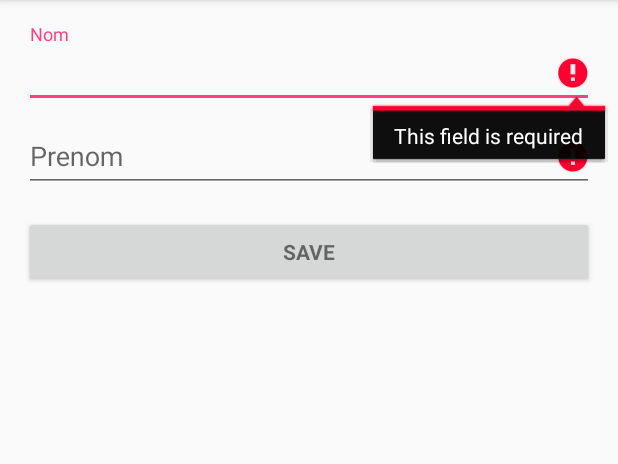
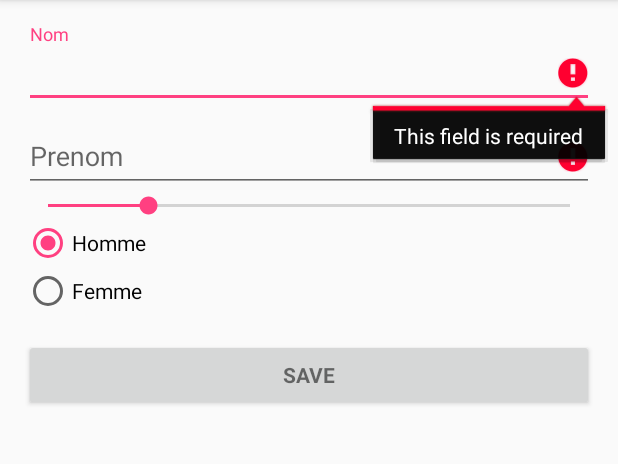
Before and after one commit to jordane-quincy/m1_j2me, an Android app: the screen it shows after launch (LoginActivity), after a tap on "SAVE", on a phone screen of 412 x 824 dp, the part 84-548 px from its top. Run offline under Robolectric (Android 15) with nearby library versions, the phone set to English and light mode, and no system bars; 1 statement that could not run was skipped.

Commit message:
enregistrement  age et sexe aussi ok

```diff
--- a/android/app/src/main/java/com/github/jordane_quincy/bataillecartes/LoginActivity.java
+++ b/android/app/src/main/java/com/github/jordane_quincy/bataillecartes/LoginActivity.java
@@ -1,15 +1,17 @@
 package com.github.jordane_quincy.bataillecartes;
 
 import android.content.Intent;
-import android.content.pm.PackageManager;
 import android.os.Bundle;
-import android.support.annotation.NonNull;
 import android.support.v7.app.AppCompatActivity;
 import android.text.TextUtils;
 import android.view.View;
 import android.view.View.OnClickListener;
 import android.widget.AutoCompleteTextView;
 import android.widget.Button;
+import android.widget.ProgressBar;
+import android.widget.RadioButton;
+import android.widget.RadioGroup;
+import android.widget.SeekBar;
 import android.widget.Toast;
 
 /**
@@ -23,8 +25,13 @@ public class LoginActivity extends AppCompatActivity {
     private static final int REQUEST_READ_CONTACTS = 0;
 
     // UI references.
+    private Personne joueurBdd = null ;
     private AutoCompleteTextView mNomView;
     private AutoCompleteTextView mPrenomView;
+    private ProgressBar mSeekBarAge;
+    private RadioGroup mRadioGroup;
+    private RadioButton mRadioBtnHomme;
+    private RadioButton mRadioBtnFemme;
 
     private PersonneDataSource datasource;
 
@@ -35,12 +42,23 @@ public class LoginActivity extends AppCompatActivity {
         // Set up the login form.
         mNomView = (AutoCompleteTextView) findViewById(R.id.nom);
         mPrenomView = (AutoCompleteTextView) findViewById(R.id.prenom);
+        mSeekBarAge = (SeekBar) findViewById(R.id.seekBar);
+        mRadioGroup = (RadioGroup) findViewById(R.id.radioGroup);
+        mRadioBtnHomme = (RadioButton) findViewById(R.id.radioButton);
+        mRadioBtnFemme = (RadioButton) findViewById(R.id.radioButton2);
+
+        mRadioBtnHomme.setChecked(true); //default
+
+        mSeekBarAge.setMax(99);
+        mSeekBarAge.setProgress(18);
+        mSeekBarAge.incrementProgressBy(1);
 
         datasource = new PersonneDataSource(this);
         datasource.open();
 
-        Personne personne = datasource.getPersonneInDb();
-        populateAutocomplete(personne);
+        Personne joueurEnBdd = datasource.getPersonneInDb();
+        datasource.deletePersonne(joueurEnBdd);
+        populateAutocomplete(joueurEnBdd);
 
         Button mSaveButton = (Button) findViewById(R.id.save_button);
         mSaveButton.setOnClickListener(new OnClickListener() {
@@ -53,20 +71,6 @@ public class LoginActivity extends AppCompatActivity {
     }
 
     /**
-     * Callback received when a permissions request has been completed.
-     */
-    @Override
-    public void onRequestPermissionsResult(int requestCode, @NonNull String[] permissions,
-                                           @NonNull int[] grantResults) {
-        if (requestCode == REQUEST_READ_CONTACTS) {
-            if (grantResults.length == 1 && grantResults[0] == PackageManager.PERMISSION_GRANTED) {
-                //populateAutoComplete();
-            }
-        }
-    }
-
-
-    /**
      * Attempts to sign in or register the account specified by the login form.
      * If there are form errors (invalid email, missing fields, etc.), the
      * errors are presented and no actual login attempt is made.
@@ -76,11 +80,16 @@ public class LoginActivity extends AppCompatActivity {
         mNomView.setError(null);
         mPrenomView.setError(null);
 
-        // Store values at the time of the nom attempt.
-        Personne personne = new Personne();
+        Personne personne = joueurBdd == null ? new Personne() : joueurBdd;
 
         personne.setNom(mNomView.getText().toString());
         personne.setPrenom(mPrenomView.getText().toString());
+        personne.setAge(mSeekBarAge.getProgress());
+        personne.setSexe(mRadioBtnHomme.isChecked() ? mRadioBtnHomme.getText().toString() : mRadioBtnFemme.getText().toString());
+
+        int idRadioBtnSexeSelected = mRadioGroup.getCheckedRadioButtonId();
+        RadioButton radioSexeBtn = (RadioButton) findViewById(idRadioBtnSexeSelected);
+        personne.setSexe(radioSexeBtn.getText().toString());
 
         boolean error = false;
 
@@ -112,8 +121,19 @@ public class LoginActivity extends AppCompatActivity {
 
     private void populateAutocomplete(Personne personne){
         if(personne != null){
+            joueurBdd = personne;
             mNomView.setText(personne.getNom());
             mPrenomView.setText(personne.getPrenom());
+
+            mSeekBarAge.setProgress(personne.getAge());
+
+            if("Homme".equals(String.valueOf(personne.getSexe()))){
+                mRadioBtnFemme.setChecked(false);
+                mRadioBtnHomme.setChecked(true);
+            }else{
+                mRadioBtnHomme.setChecked(false);
+                mRadioBtnFemme.setChecked(true);
+            }
         }
     }
 }
--- a/android/app/src/main/java/com/github/jordane_quincy/bataillecartes/Personne.java
+++ b/android/app/src/main/java/com/github/jordane_quincy/bataillecartes/Personne.java
@@ -102,7 +102,7 @@ public class Personne {
      * @see java.lang.Object#toString()
      */
     public String toString() {
-        return "Personne id " + this.id + "\n nom :" + this.nom+ "\n prenom :" + this.prenom;
+        return "Personne id " + this.id + "\n nom :" + this.nom + "\n prenom :" + this.prenom+ "\n age :" + this.age+ "\n sexe :" + this.sexe;
     }
 
 }
--- a/android/app/src/main/res/layout/activity_login.xml
+++ b/android/app/src/main/res/layout/activity_login.xml
@@ -60,6 +60,33 @@
 
             </android.support.design.widget.TextInputLayout>
 
+            <SeekBar
+                android:layout_width="match_parent"
+                android:layout_height="wrap_content"
+                android:id="@+id/seekBar"
+                android:text="@string/prompt_age"
+                android:hint="@string/prompt_age"
+                android:layout_gravity="center_horizontal"/>
+
+            <RadioGroup
+                android:id="@+id/radioGroup"
+                android:layout_width="wrap_content"
+                android:layout_height="wrap_content"
+                android:layout_gravity="left">
+
+                <RadioButton
+                    android:layout_width="wrap_content"
+                    android:layout_height="wrap_content"
+                    android:text="@string/prompt_homme"
+                    android:id="@+id/radioButton"/>
+
+                <RadioButton
+                    android:layout_width="wrap_content"
+                    android:layout_height="wrap_content"
+                    android:text="@string/prompt_femme"
+                    android:id="@+id/radioButton2"/>
+            </RadioGroup>
+
             <Button
                 android:id="@+id/save_button"
                 style="?android:textAppearanceSmall"
--- a/android/app/src/main/res/values/strings.xml
+++ b/android/app/src/main/res/values/strings.xml
@@ -4,6 +4,10 @@
     <!-- Strings related to login -->
     <string name="prompt_nom">Nom</string>
     <string name="prompt_prenom">Prenom</string>
+    <string name="prompt_age">Age (0-99)</string>
+    <string name="prompt_sexe">Sexe</string>
+    <string name="prompt_homme">Homme</string>
+    <string name="prompt_femme">Femme</string>
     <string name="action_save">Save</string>
     <string name="action_sign_in_short">Sign in</string>
     <string name="error_invalid_email">This email address is invalid</string>
```
Also changed, not shown: android/app/src/main/java/com/github/jordane_quincy/bataillecartes/PersonneDataSource.java (+8 -8 lines).
